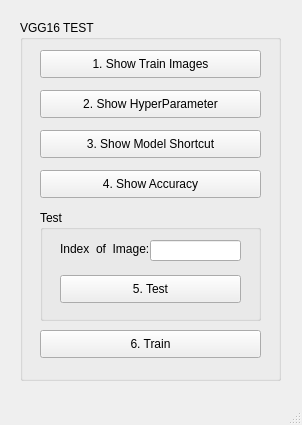
This is python/CVDL/homework1/Code/Homework1_05/UI.ui in ChengTsungPao/working as Qt 5 draws it before an edit. The edited form follows.
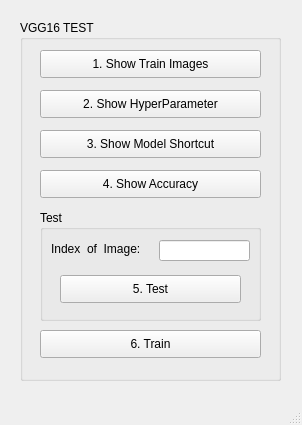
This is the edited form.

```diff
--- a/python/CVDL/homework1/Code/Homework1_05/UI.ui
+++ b/python/CVDL/homework1/Code/Homework1_05/UI.ui
@@ -119,7 +119,7 @@
      <widget class="QLineEdit" name="Test_Result_InputBox">
       <property name="geometry">
        <rect>
-        <x>110</x>
+        <x>119</x>
         <y>30</y>
         <width>91</width>
         <height>21</height>
@@ -132,9 +132,9 @@
      <widget class="QLabel" name="label">
       <property name="geometry">
        <rect>
-        <x>20</x>
+        <x>11</x>
         <y>31</y>
-        <width>91</width>
+        <width>101</width>
         <height>16</height>
        </rect>
       </property>
```
Left out of the diff: 2 changed lines with no effect on the pictures.
